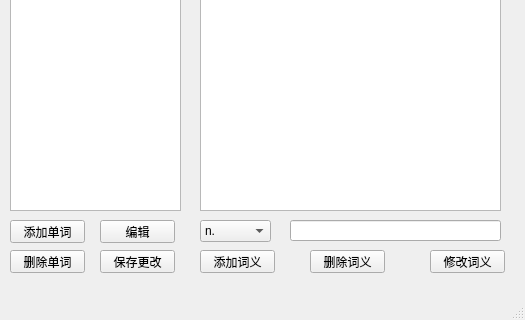
First picture: the form in forms_ui/libmanagewindow.ui, repository Chshy/WordsMemorizing, before the edit; both pictures show x 0 to 525 and y 230 to 550 of the 525 by 550 pixel window.
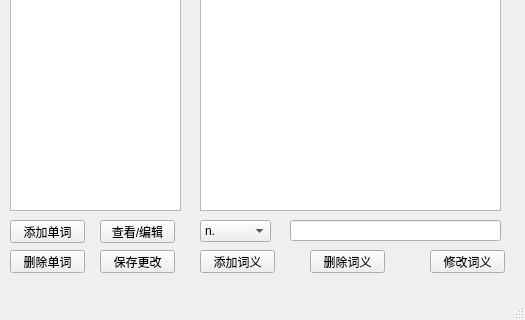
Second picture: the form after the edit.

Diff of the .ui file:
```diff
--- a/forms_ui/libmanagewindow.ui
+++ b/forms_ui/libmanagewindow.ui
@@ -167,7 +167,7 @@
      </rect>
     </property>
     <property name="text">
-     <string>编辑</string>
+     <string>查看/编辑</string>
     </property>
    </widget>
    <widget class="QComboBox" name="CharComboBox">
```
Left out of the diff: 2 changed lines with no effect on the pictures.
